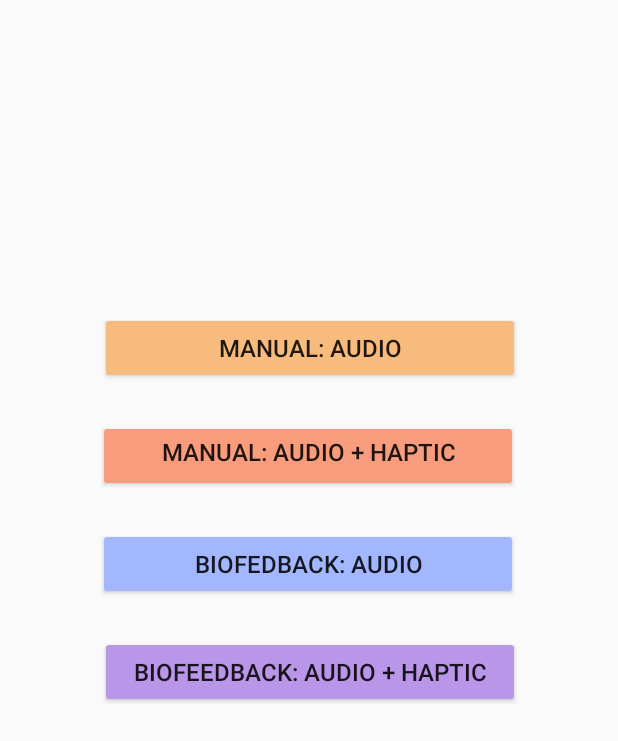
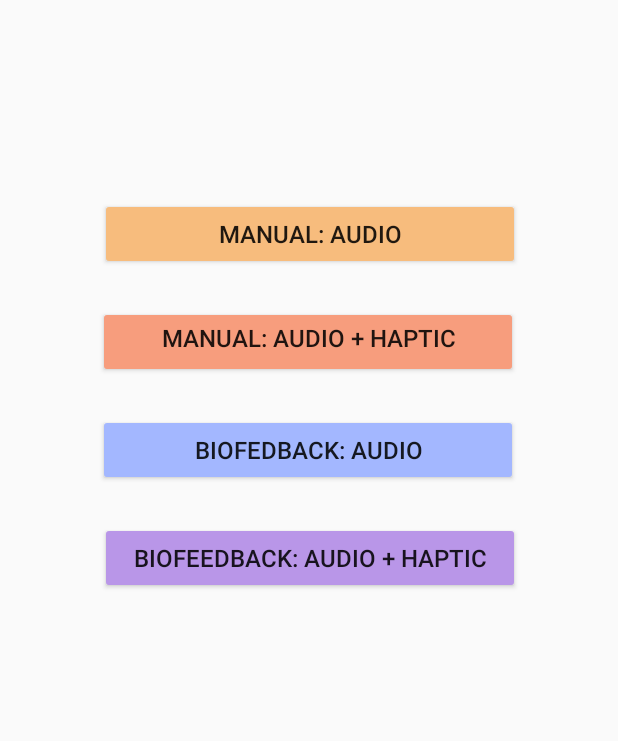
Before and after one commit to klehcar/mpart, an Android app: the layout activity_main_menu.xml on its own in the app's theme, with its tools: preview values and no code run, on a phone screen of 412 x 824 dp. Shown: the top 741 px of the screen. Run offline under Robolectric (Android 15) with nearby library versions, the phone set to English and light mode, and no system bars.

Commit message:
button to menu works

```diff
--- a/app/build.gradle
+++ b/app/build.gradle
@@ -31,6 +31,8 @@ android {
 
 dependencies {
     implementation 'com.google.android.material:material:1.3.0'
+    implementation 'androidx.appcompat:appcompat:1.3.0'
+    implementation 'androidx.constraintlayout:constraintlayout:2.0.4'
     testImplementation 'junit:junit:4.13'
     androidTestImplementation 'androidx.test.ext:junit:1.1.2'
     androidTestImplementation 'androidx.test.espresso:espresso-core:3.3.0'
--- /dev/null
+++ b/app/src/main/java/my/fyp/app/mpart/MainMenu.java
@@ -0,0 +1,14 @@
+package my.fyp.app.mpart;
+
+import androidx.appcompat.app.AppCompatActivity;
+
+import android.os.Bundle;
+
+public class MainMenu extends AppCompatActivity {
+
+    @Override
+    protected void onCreate(Bundle savedInstanceState) {
+        super.onCreate(savedInstanceState);
+        setContentView(R.layout.activity_main_menu);
+    }
+}
--- a/app/src/main/res/layout/activity_menu.xml
+++ b/app/src/main/res/layout/activity_main_menu.xml
@@ -3,7 +3,9 @@
     xmlns:app="http://schemas.android.com/apk/res-auto"
     xmlns:tools="http://schemas.android.com/tools"
     android:layout_width="match_parent"
-    android:layout_height="match_parent">
+    android:layout_height="match_parent"
+    tools:context=".MainMenu">
+
 
     <Button
         android:id="@+id/bio_audio_haptic"
@@ -54,7 +56,7 @@
         android:id="@+id/manual_audio"
         android:layout_width="wrap_content"
         android:layout_height="wrap_content"
-        android:layout_marginTop="208dp"
+        android:layout_marginTop="132dp"
         android:width="280dp"
         android:text="Manual: Audio"
         android:textSize="16sp"
```
Also changed, not shown: app/src/main/AndroidManifest.xml (+6 -5 lines), app/src/main/java/my/fyp/app/mpart/MainActivity.java (+9 -0 lines).
